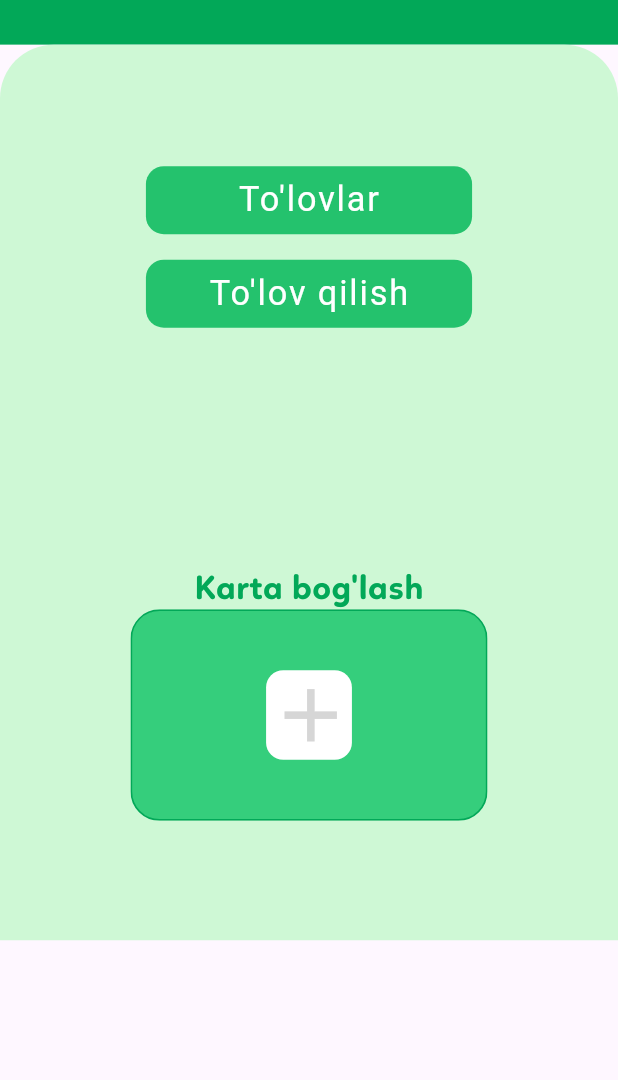
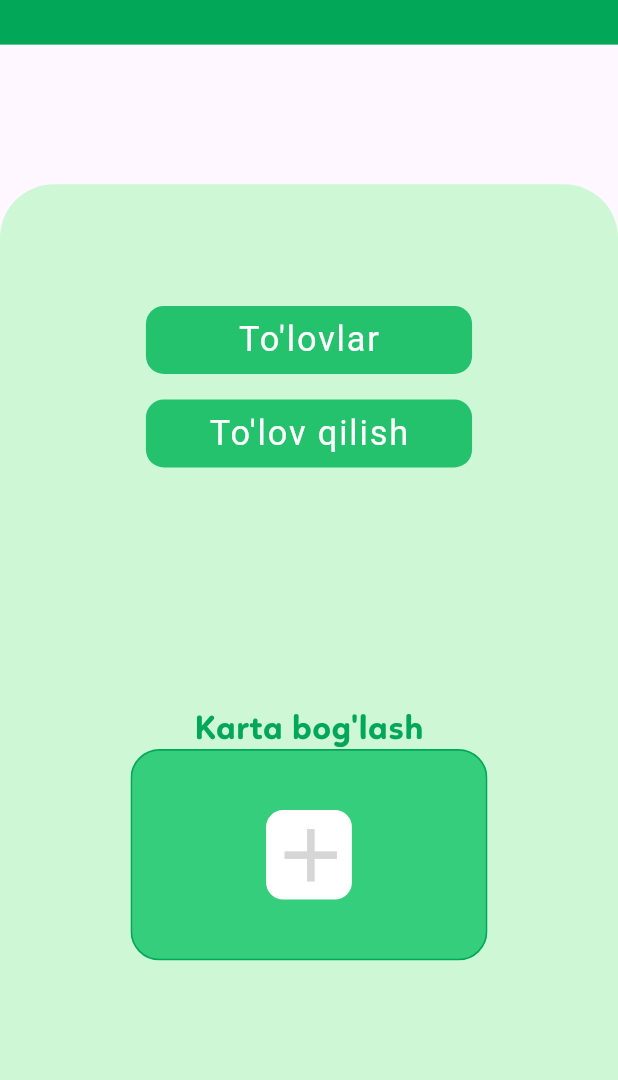
Before and after one commit to theNazirov/smartKids, a Flutter app: the MyHomePage screen opened directly, on a phone screen of 412 x 824 dp, the part 156-1236 px from its top. Run offline on Flutter 3.47's test engine with Material 3 defaults, Android fonts, the phone set to English and light mode, and no system bars; our stand-ins replace cloud_firestore, firebase_auth, firebase_core, flutter_screenutil; accounts and stored records are empty; Roboto replaces fonts that are missing (Linotte-SemiBold).

```diff
--- a/lib/screens/home_page.dart
+++ b/lib/screens/home_page.dart
@@ -39,6 +39,7 @@
           drawer: const MyDrawer(),
           body: SafeArea(
               child: Column(
+            mainAxisAlignment: MainAxisAlignment.spaceBetween,
             children: [
               CustomAppBar(
                   onTap: () => _scaffoldKey.currentState?.openDrawer()),
```
Also changed, not shown: lib/screens/profile_screen.dart (+13 -1 lines), lib/screens/settings_screen.dart (+8 -2 lines).
